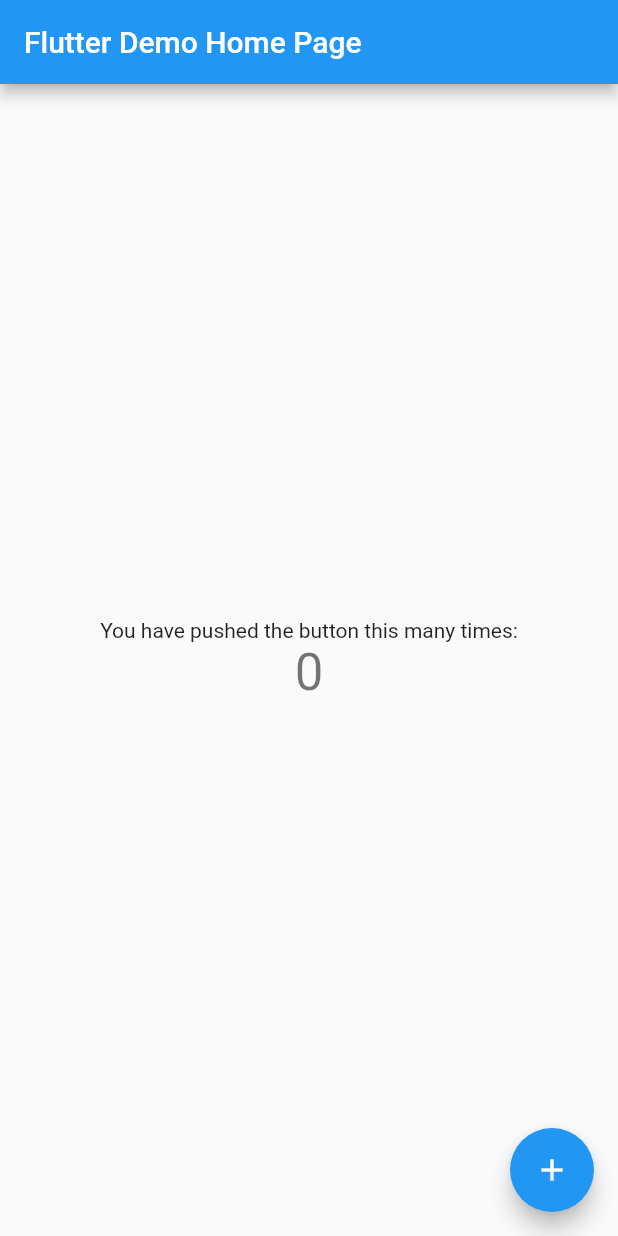
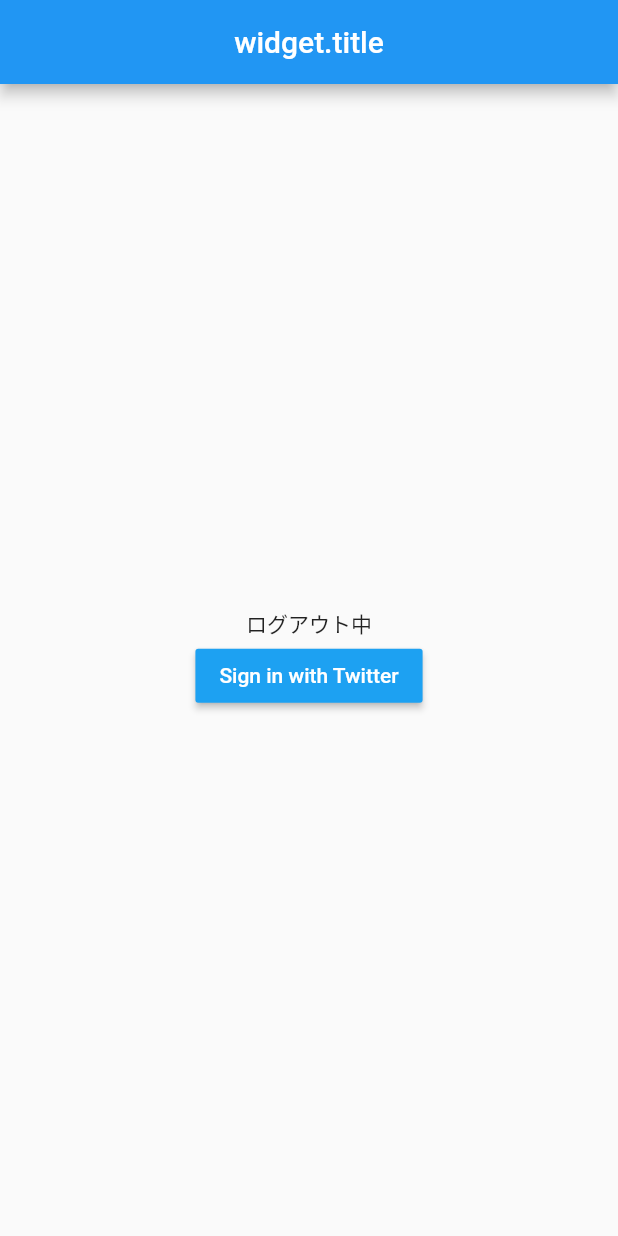
Before and after one commit to maedaouka/kosan-syoumei-flutter-app, a Flutter app: the screen it shows after launch, on a phone screen of 412 x 824 dp. Run offline on Flutter 3.47's test engine with Material 2 defaults, Android fonts, the phone set to English and light mode, and no system bars; our stand-ins replace firebase_auth; missing offline and left inert: flutter_twitter_login; accounts and stored records are empty.

Commit message:
twitter auth

```diff
--- a/lib/main.dart
+++ b/lib/main.dart
@@ -1,117 +1,242 @@
+// import 'package:flutter/material.dart';
+//
+// void main() {
+//   runApp(MyApp());
+// }
+//
+// class MyApp extends StatelessWidget {
+//   // This widget is the root of your application.
+//   @override
+//   Widget build(BuildContext context) {
+//     return MaterialApp(
+//       title: 'Flutter Demo',
+//       theme: ThemeData(
+//         // This is the theme of your application.
+//         //
+//         // Try running your application with "flutter run". You'll see the
+//         // application has a blue toolbar. Then, without quitting the app, try
+//         // changing the primarySwatch below to Colors.green and then invoke
+//         // "hot reload" (press "r" in the console where you ran "flutter run",
+//         // or simply save your changes to "hot reload" in a Flutter IDE).
+//         // Notice that the counter didn't reset back to zero; the application
+//         // is not restarted.
+//         primarySwatch: Colors.blue,
+//         // This makes the visual density adapt to the platform that you run
+//         // the app on. For desktop platforms, the controls will be smaller and
+//         // closer together (more dense) than on mobile platforms.
+//         visualDensity: VisualDensity.adaptivePlatformDensity,
+//       ),
+//       home: MyHomePage(title: 'Flutter Demo Home Page'),
+//     );
+//   }
+// }
+//
+// class MyHomePage extends StatefulWidget {
+//   MyHomePage({Key key, this.title}) : super(key: key);
+//
+//   // This widget is the home page of your application. It is stateful, meaning
+//   // that it has a State object (defined below) that contains fields that affect
+//   // how it looks.
+//
+//   // This class is the configuration for the state. It holds the values (in this
+//   // case the title) provided by the parent (in this case the App widget) and
+//   // used by the build method of the State. Fields in a Widget subclass are
+//   // always marked "final".
+//
+//   final String title;
+//
+//   @override
+//   _MyHomePageState createState() => _MyHomePageState();
+// }
+//
+// class _MyHomePageState extends State<MyHomePage> {
+//   int _counter = 0;
+//
+//   void _incrementCounter() {
+//     setState(() {
+//       // This call to setState tells the Flutter framework that something has
+//       // changed in this State, which causes it to rerun the build method below
+//       // so that the display can reflect the updated values. If we changed
+//       // _counter without calling setState(), then the build method would not be
+//       // called again, and so nothing would appear to happen.
+//       _counter++;
+//     });
+//   }
+//
+//   @override
+//   Widget build(BuildContext context) {
+//     // This method is rerun every time setState is called, for instance as done
+//     // by the _incrementCounter method above.
+//     //
+//     // The Flutter framework has been optimized to make rerunning build methods
+//     // fast, so that you can just rebuild anything that needs updating rather
+//     // than having to individually change instances of widgets.
+//     return Scaffold(
+//       appBar: AppBar(
+//         // Here we take the value from the MyHomePage object that was created by
+//         // the App.build method, and use it to set our appbar title.
+//         title: Text(widget.title),
+//       ),
+//       body: Center(
+//         // Center is a layout widget. It takes a single child and positions it
+//         // in the middle of the parent.
+//         child: Column(
+//           // Column is also a layout widget. It takes a list of children and
+//           // arranges them vertically. By default, it sizes itself to fit its
+//           // children horizontally, and tries to be as tall as its parent.
+//           //
+//           // Invoke "debug painting" (press "p" in the console, choose the
+//           // "Toggle Debug Paint" action from the Flutter Inspector in Android
+//           // Studio, or the "Toggle Debug Paint" command in Visual Studio Code)
+//           // to see the wireframe for each widget.
+//           //
+//           // Column has various properties to control how it sizes itself and
+//           // how it positions its children. Here we use mainAxisAlignment to
+//           // center the children vertically; the main axis here is the vertical
+//           // axis because Columns are vertical (the cross axis would be
+//           // horizontal).
+//           mainAxisAlignment: MainAxisAlignment.center,
+//           children: <Widget>[
+//             Text(
+//               'You have pushed the button this many times:',
+//             ),
+//             Text(
+//               '$_counter',
+//               style: Theme.of(context).textTheme.headline4,
+//             ),
+//           ],
+//         ),
+//       ),
+//       floatingActionButton: FloatingActionButton(
+//         onPressed: _incrementCounter,
+//         tooltip: 'Increment',
+//         child: Icon(Icons.add),
+//       ), // This trailing comma makes auto-formatting nicer for build methods.
+//     );
+//   }
+// }
+
 import 'package:flutter/material.dart';
+import 'package:firebase_auth/firebase_auth.dart';
+import 'package:flutter_twitter_login/flutter_twitter_login.dart';
 
-void main() {
-  runApp(MyApp());
-}
+void main() => runApp(MyApp());
 
 class MyApp extends StatelessWidget {
-  // This widget is the root of your application.
   @override
   Widget build(BuildContext context) {
     return MaterialApp(
-      title: 'Flutter Demo',
+      title: 'auth sample',
       theme: ThemeData(
-        // This is the theme of your application.
-        //
-        // Try running your application with "flutter run". You'll see the
-        // application has a blue toolbar. Then, without quitting the app, try
-        // changing the primarySwatch below to Colors.green and then invoke
-        // "hot reload" (press "r" in the console where you ran "flutter run",
-        // or simply save your changes to "hot reload" in a Flutter IDE).
-        // Notice that the counter didn't reset back to zero; the application
-        // is not restarted.
         primarySwatch: Colors.blue,
-        // This makes the visual density adapt to the platform that you run
-        // the app on. For desktop platforms, the controls will be smaller and
-        // closer together (more dense) than on mobile platforms.
-        visualDensity: VisualDensity.adaptivePlatformDensity,
       ),
-      home: MyHomePage(title: 'Flutter Demo Home Page'),
+      home: AuthPage(
+        title: 'Auth Sample with Firebase',
+      ),
     );
   }
 }
 
-class MyHomePage extends StatefulWidget {
-  MyHomePage({Key key, this.title}) : super(key: key);
-
-  // This widget is the home page of your application. It is stateful, meaning
-  // that it has a State object (defined below) that contains fields that affect
-  // how it looks.
-
-  // This class is the configuration for the state. It holds the values (in this
-  // case the title) provided by the parent (in this case the App widget) and
-  // used by the build method of the State. Fields in a Widget subclass are
-  // always marked "final".
+class AuthPage extends StatefulWidget {
+  AuthPage({
+    Key key,
+    this.title,
+  }) : super(
+    key: key,
+  );
 
   final String title;
 
   @override
-  _MyHomePageState createState() => _MyHomePageState();
+  _AuthPageState createState() => _AuthPageState();
 }
 
-class _MyHomePageState extends State<MyHomePage> {
-  int _counter = 0;
+class _AuthPageState extends State {
+  final FirebaseAuth _auth = FirebaseAuth.instance;
 
-  void _incrementCounter() {
+  // APIキーを入力
+  final TwitterLogin twitterLogin = TwitterLogin(
+    consumerKey: "IoJiMkAVEmjjkQoIExzAn69xE",
+    consumerSecret: "ZCa3waPjr9HM5xHDgSDcLjiGqy6jBeQ6DlVyAa5uOkDG09bLOU",
+  );
+
+  bool logined = false;
+
+  void login() {
     setState(() {
-      // This call to setState tells the Flutter framework that something has
-      // changed in this State, which causes it to rerun the build method below
-      // so that the display can reflect the updated values. If we changed
-      // _counter without calling setState(), then the build method would not be
-      // called again, and so nothing would appear to happen.
-      _counter++;
+      logined = true;
     });
+  }
+
+  void logout() {
+    setState(() {
+      logined = false;
+    });
+  }
+
+  Future signInWithTwitter() async {
+    // twitter認証の許可画面が出現
+    final TwitterLoginResult result = await twitterLogin.authorize();
+
+    //Firebaseのユーザー情報にアクセス & 情報の登録 & 取得
+    final AuthCredential credential = TwitterAuthProvider.getCredential(
+      authToken: result.session.token,
+      authTokenSecret: result.session.secret,
+    );
+
+
+    //Firebaseのuser id取得
+    final FirebaseUser user =
+        (await _auth.signInWithCredential(credential)).user;
+    print(user);
+
+    assert(!user.isAnonymous);
+    assert(await user.getIdToken() != null);
+
+    final FirebaseUser currentUser = await _auth.currentUser();
+    assert(user.uid == currentUser.uid);
+
+    login();
+  }
+
+  void signOutTwitter() async {
+    await twitterLogin.logOut();
+    logout();
+    print("User Sign Out Twittter");
   }
 
   @override
   Widget build(BuildContext context) {
-    // This method is rerun every time setState is called, for instance as done
-    // by the _incrementCounter method above.
-    //
-    // The Flutter framework has been optimized to make rerunning build methods
-    // fast, so that you can just rebuild anything that needs updating rather
-    // than having to individually change instances of widgets.
+    Widget logoutText = Text("ログアウト中");
+    Widget loginText = Text("ログイン中");
+
+    Widget loginBtnTwitter = RaisedButton(
+      child: Text("Sign in with Twitter"),
+      color: Color(0xFF1DA1F2),
+      textColor: Colors.white,
+      onPressed: signInWithTwitter,
+    );
+    Widget logoutBtnTwitter = RaisedButton(
+      child: Text("Sign out with Twitter"),
+      color: Color(0xFF1DA1F2),
+      textColor: Colors.white,
+      onPressed: signOutTwitter,
+    );
+
     return Scaffold(
       appBar: AppBar(
-        // Here we take the value from the MyHomePage object that was created by
-        // the App.build method, and use it to set our appbar title.
-        title: Text(widget.title),
+        centerTitle: true,
+        title: Text("widget.title"),
       ),
       body: Center(
-        // Center is a layout widget. It takes a single child and positions it
-        // in the middle of the parent.
         child: Column(
-          // Column is also a layout widget. It takes a list of children and
-          // arranges them vertically. By default, it sizes itself to fit its
-          // children horizontally, and tries to be as tall as its parent.
-          //
-          // Invoke "debug painting" (press "p" in the console, choose the
-          // "Toggle Debug Paint" action from the Flutter Inspector in Android
-          // Studio, or the "Toggle Debug Paint" command in Visual Studio Code)
-          // to see the wireframe for each widget.
-          //
-          // Column has various properties to control how it sizes itself and
-          // how it positions its children. Here we use mainAxisAlignment to
-          // center the children vertically; the main axis here is the vertical
-          // axis because Columns are vertical (the cross axis would be
-          // horizontal).
           mainAxisAlignment: MainAxisAlignment.center,
-          children: <Widget>[
-            Text(
-              'You have pushed the button this many times:',
-            ),
-            Text(
-              '$_counter',
-              style: Theme.of(context).textTheme.headline4,
-            ),
+          children: [
+            logined ? loginText : logoutText,
+            logined ? logoutBtnTwitter : loginBtnTwitter,
           ],
         ),
       ),
-      floatingActionButton: FloatingActionButton(
-        onPressed: _incrementCounter,
-        tooltip: 'Increment',
-        child: Icon(Icons.add),
-      ), // This trailing comma makes auto-formatting nicer for build methods.
     );
   }
 }
--- a/pubspec.yaml
+++ b/pubspec.yaml
@@ -23,6 +23,10 @@ environment:
 dependencies:
   flutter:
     sdk: flutter
+  firebase_core: ^0.4.0  # add dependency for Firebase Core
+  firebase_auth: ^0.14.0+5
+  flutter_twitter_login: ^1.1.0
+  firebase_analytics: ^1.0.4  # add dependency for Google Analytics for Firebase
 
 
   # The following adds the Cupertino Icons font to your application.
```
Also changed, not shown: pubspec.lock, 8 other files.
